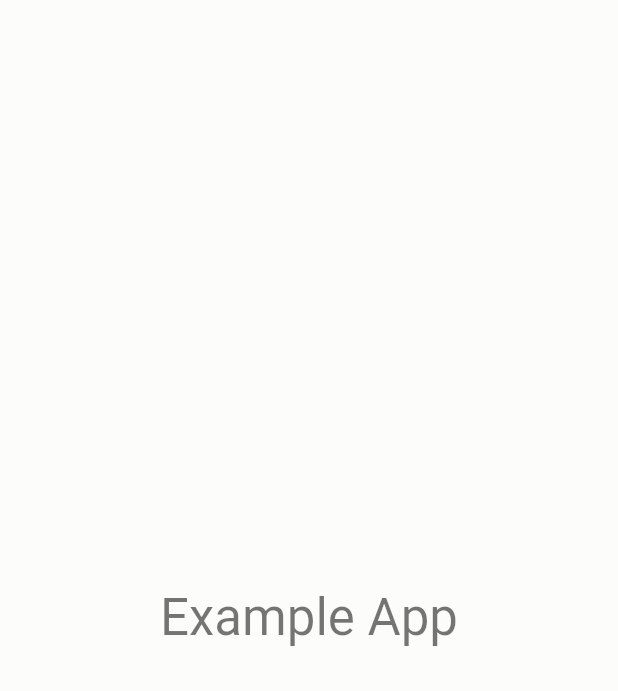
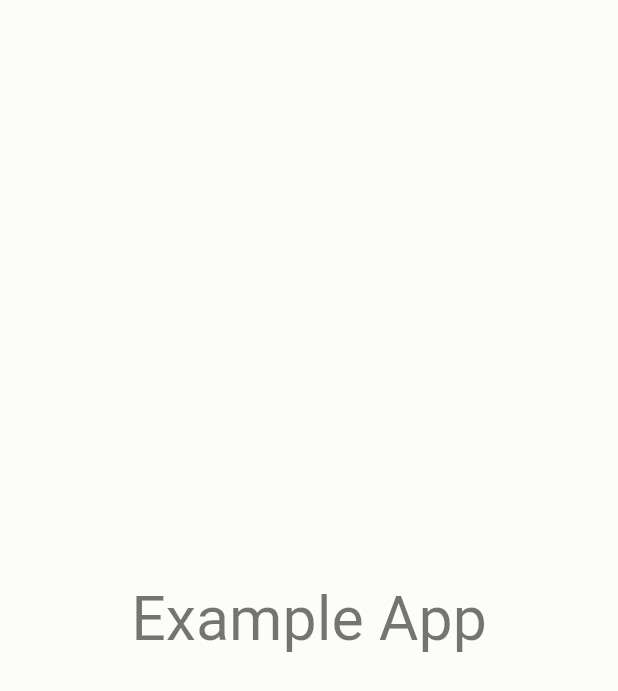
Before and after one commit to Packiaseelan/hex_f_core, a Flutter app: the SplashView screen opened directly, on a phone screen of 412 x 824 dp. Shown: the top 691 px of the screen. Run offline on Flutter 3.47's test engine with Material 2 defaults, Android fonts, the phone set to English and light mode, and no system bars; drawn by our look-alikes of overlay_support; our stand-ins replace carousel_slider, connectivity_plus, dio, flutter_riverpod, flutter_screenutil, flutter_secure_storage and 10 more; missing offline and left inert: local_auth_android, local_auth_ios; accounts and stored records are empty; generated files the repository leaves out were written again; network calls fail; statements that could not run were skipped.

```diff
--- a/core/app-mobile-core/src/lib/logging/logger.dart
+++ b/core/app-mobile-core/src/lib/logging/logger.dart
@@ -128,7 +128,7 @@ class HexLogger {
           _analytics = DIContainer.container.resolve<IAnalytics>();
         } on Exception catch (exception) {
           // do nothing
-          HexLogger.logDebug('could not find analytics object');
+          HexLogger.logDebug('could not find analytics object, $exception');
         }
       }
 
--- a/core/app-mobile-core/src/pubspec.yaml
+++ b/core/app-mobile-core/src/pubspec.yaml
@@ -22,6 +22,7 @@ dependencies:
   flutter_secure_storage: ^5.0.2
   shared_preferences: ^2.0.15
   path_provider: ^2.0.11
+  flutter_screenutil: ^5.5.3+2
 
 dev_dependencies:
   flutter_test:
--- a/widgets/app-mobile-widgets/src/lib/app_bar/hex_app_bar_attributes.dart
+++ b/widgets/app-mobile-widgets/src/lib/app_bar/hex_app_bar_attributes.dart
@@ -52,4 +52,5 @@ enum HexAppBarButtons {
   more,
   signup,
   info,
+  cart,
 }
--- a/widgets/app-mobile-widgets/src/lib/hex_text/hex_text.dart
+++ b/widgets/app-mobile-widgets/src/lib/hex_text/hex_text.dart
@@ -1,4 +1,6 @@
 import 'package:flutter/material.dart';
+
+import 'package:flutter_screenutil/flutter_screenutil.dart';
 
 part 'hext_style_variant.dart';
 part 'hex_text_vertical_spacing.dart';
@@ -9,12 +11,14 @@ class HexText extends StatelessWidget {
   final TextUIDataModel text;
   final EdgeInsets padding;
   final HexTextVerticalSpacing? lineVerticalSpacing;
+  final TextDecoration? decoration;
 
   const HexText({
     Key? key,
     required this.text,
     this.padding = EdgeInsets.zero,
     this.lineVerticalSpacing,
+    this.decoration,
   }) : super(key: key);
 
   @override
@@ -23,6 +27,7 @@ class HexText extends StatelessWidget {
       context: context,
       variant: text.styleVariant ?? HexTextStyleVariant.normal,
       verticalSpacing: lineVerticalSpacing,
+      decoration: decoration,
     );
 
     return Padding(
--- a/widgets/app-mobile-widgets/src/lib/hex_text/text_style.dart
+++ b/widgets/app-mobile-widgets/src/lib/hex_text/text_style.dart
@@ -4,46 +4,58 @@ TextStyle buildTextStyle({
   required BuildContext context,
   required HexTextStyleVariant variant,
   HexTextVerticalSpacing? verticalSpacing,
+  TextDecoration? decoration,
 }) {
-  final lineHeight = _lineHeight(verticalSpacing);
-
   switch (variant) {
     case HexTextStyleVariant.headline1:
-      return Theme.of(context).textTheme.headline1!.copyWith(height: lineHeight);
+      return _updateStyle(Theme.of(context).textTheme.headline1!, verticalSpacing, decoration);
 
     case HexTextStyleVariant.headline2:
-      return Theme.of(context).textTheme.headline2!.copyWith(height: lineHeight);
+      return _updateStyle(Theme.of(context).textTheme.headline2!, verticalSpacing, decoration);
 
     case HexTextStyleVariant.headline3:
-      return Theme.of(context).textTheme.headline3!.copyWith(height: lineHeight);
+      return _updateStyle(Theme.of(context).textTheme.headline3!, verticalSpacing, decoration);
 
     case HexTextStyleVariant.headline4:
-      return Theme.of(context).textTheme.headline4!.copyWith(height: lineHeight);
+      return _updateStyle(Theme.of(context).textTheme.headline4!, verticalSpacing, decoration);
 
     case HexTextStyleVariant.headline5:
-      return Theme.of(context).textTheme.headline5!.copyWith(height: lineHeight);
+      return _updateStyle(Theme.of(context).textTheme.headline5!, verticalSpacing, decoration);
 
     case HexTextStyleVariant.headline6:
-      return Theme.of(context).textTheme.headline6!.copyWith(height: lineHeight);
+      return _updateStyle(Theme.of(context).textTheme.headline6!, verticalSpacing, decoration);
 
     case HexTextStyleVariant.subtitle1:
-      return Theme.of(context).textTheme.subtitle1!.copyWith(height: lineHeight);
+      return _updateStyle(Theme.of(context).textTheme.subtitle1!, verticalSpacing, decoration);
 
     case HexTextStyleVariant.subtitle2:
-      return Theme.of(context).textTheme.subtitle2!.copyWith(height: lineHeight);
+      return _updateStyle(Theme.of(context).textTheme.subtitle2!, verticalSpacing, decoration);
 
     case HexTextStyleVariant.bodyText2:
-      return Theme.of(context).textTheme.bodyText2!.copyWith(height: lineHeight);
+      return _updateStyle(Theme.of(context).textTheme.bodyText2!, verticalSpacing, decoration);
 
     case HexTextStyleVariant.caption:
-      return Theme.of(context).textTheme.caption!.copyWith(height: lineHeight);
+      return _updateStyle(Theme.of(context).textTheme.caption!, verticalSpacing, decoration);
 
     case HexTextStyleVariant.overline:
-      return Theme.of(context).textTheme.overline!.copyWith(height: lineHeight);
+      return _updateStyle(Theme.of(context).textTheme.overline!, verticalSpacing, decoration);
 
     default:
-      return Theme.of(context).textTheme.bodyText1!.copyWith(height: lineHeight);
+      return _updateStyle(Theme.of(context).textTheme.bodyText1!, verticalSpacing, decoration);
   }
+}
+
+TextStyle _updateStyle(
+  TextStyle style,
+  HexTextVerticalSpacing? verticalSpacing,
+  TextDecoration? decoration,
+) {
+  final lineHeight = _lineHeight(verticalSpacing);
+  return style.copyWith(
+    height: lineHeight,
+    decoration: decoration,
+    fontSize: style.fontSize?.sp,
+  );
 }
 
 double _lineHeight(HexTextVerticalSpacing? verticalSpacing) {
```
Also changed, not shown: core/app-mobile-core/src/lib/app/my_app.dart (+9 -1 lines), widgets/app-mobile-widgets/src/lib/app_bar/hex_app_bar.dart (+8 -0 lines), widgets/app-mobile-widgets/src/lib/theme/hex_theme.dart (+10 -2 lines), widgets/app-mobile-widgets/src/lib/buttons/icon_button.dart (added).
